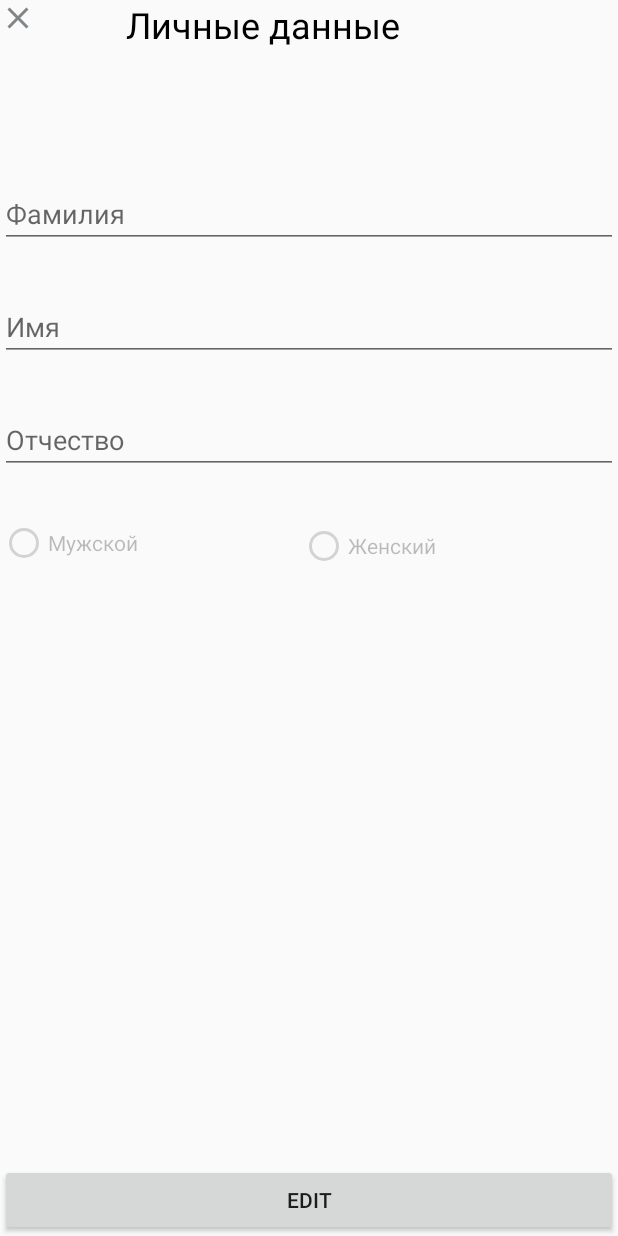
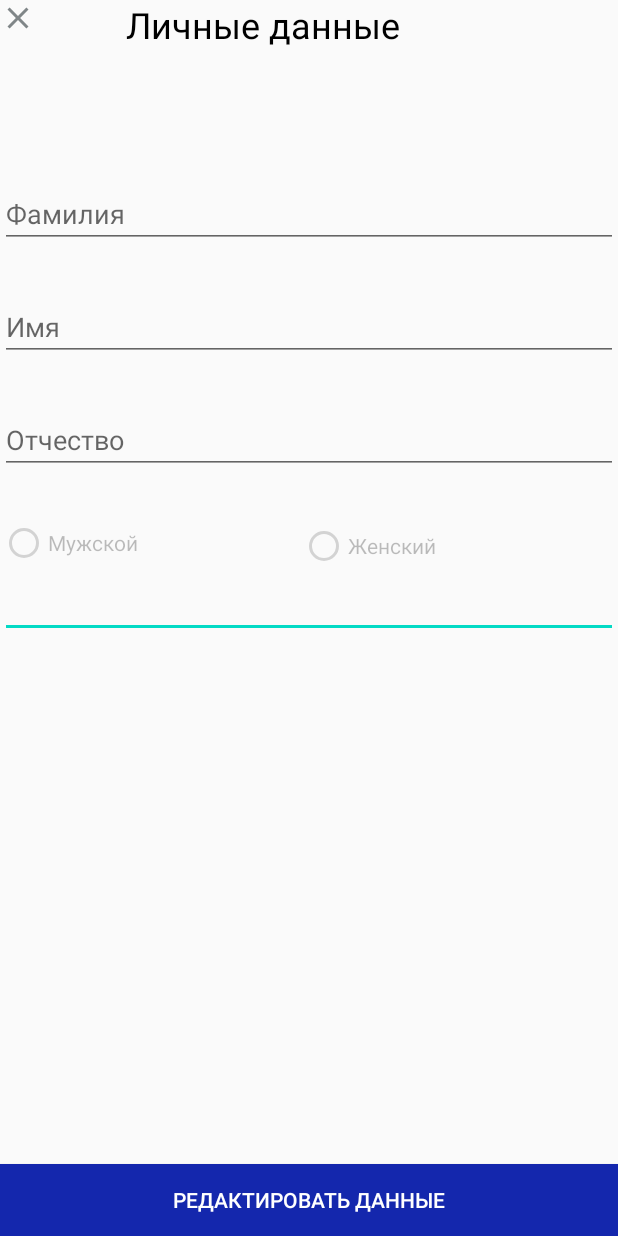
Before and after one commit to mn6kv/My_Application_On_Learning, an Android app: the ProfileActivity screen opened directly, with no data from a screen before it, on a phone screen of 412 x 824 dp. Run offline under Robolectric (Android 15) with nearby library versions, the phone set to English and light mode, and no system bars.

Commit message:
some fixes

```diff
--- a/app/src/main/res/layout/activity_profile.xml
+++ b/app/src/main/res/layout/activity_profile.xml
@@ -16,7 +16,6 @@
         android:layout_width="wrap_content"
         android:layout_height="wrap_content"
         android:layout_alignBottom="@+id/tvUsersName"
-        android:layout_marginBottom="8dp"
         android:background="@drawable/ic_baseline_clear_24"
         app:layout_constraintStart_toStartOf="parent"
         app:layout_constraintTop_toTopOf="parent" />
@@ -70,6 +69,7 @@
 
 
     <RadioGroup
+        android:id="@+id/rgMF"
         android:layout_width="wrap_content"
         android:layout_height="wrap_content"
         app:layout_constraintTop_toBottomOf="@id/edtOtchestvo"
@@ -91,13 +91,22 @@
         />
     </RadioGroup>
 
+    <EditText
+        android:layout_width="match_parent"
+        android:layout_height="wrap_content"
+        app:layout_constraintTop_toBottomOf="@+id/rgMF"
+        app:layout_constraintStart_toStartOf="parent"
+        />
+
     <Button
         android:id="@+id/btnProfileEdit"
         android:layout_width="match_parent"
         android:layout_height="wrap_content"
-        android:text="Edit"
+        android:text="Редактировать данные"
+        android:textColor="#fff"
         app:layout_constraintBottom_toBottomOf="parent"
         app:layout_constraintStart_toStartOf="parent"
+        android:background="@color/colorPrimaryDark"
         />
 
 </androidx.constraintlayout.widget.ConstraintLayout>
--- a/app/src/main/res/values/colors.xml
+++ b/app/src/main/res/values/colors.xml
@@ -1,6 +1,6 @@
 <?xml version="1.0" encoding="utf-8"?>
 <resources>
     <color name="colorPrimary">#6200EE</color>
-    <color name="colorPrimaryDark">#3700B3</color>
+    <color name="colorPrimaryDark">#1427AD</color>
     <color name="colorAccent">#03DAC5</color>
 </resources>
```
